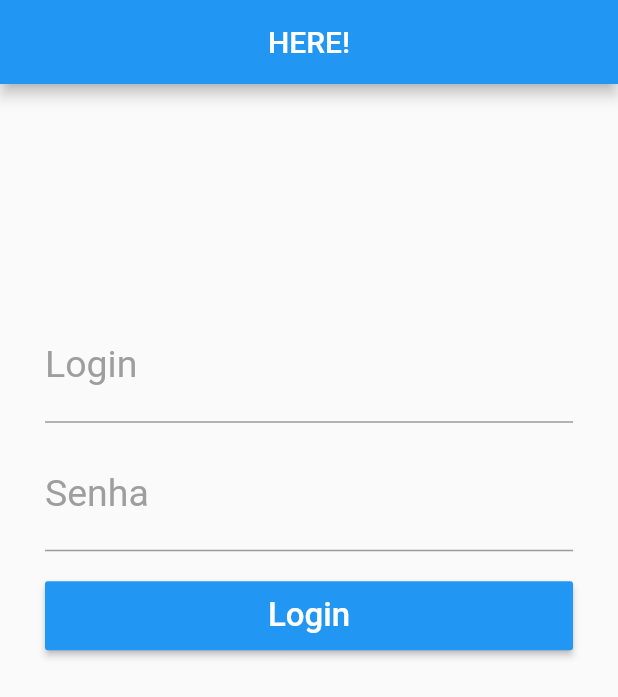
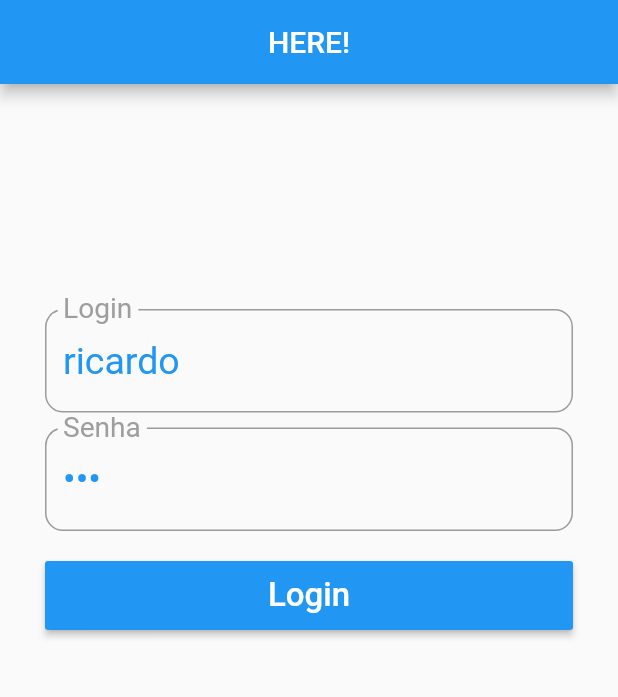
Before and after one commit to Carlos1515Santana/Here, a Flutter app: the screen it shows after launch, on a phone screen of 412 x 824 dp. Shown: the top 697 px of the screen. Run offline on Flutter 3.47's test engine with Material 2 defaults, Android fonts, the phone set to English and light mode, and no system bars.

Commit message:
Implementação das validações do Login;

```diff
--- /dev/null
+++ b/lib/pages/home_page.dart
@@ -0,0 +1,22 @@
+import 'package:flutter/material.dart';
+
+class HomePage extends StatelessWidget {
+  @override
+  Widget build(BuildContext context) {
+    return Scaffold(
+      appBar: AppBar(
+        title: Center(child: Text("Here!")),
+      ),
+      body: _body(),
+    );
+  }
+
+  _body() {
+    return Center(
+      child: Text(
+        "Carlinhos",
+        style: TextStyle(fontSize: 33),
+      ),
+    );
+  }
+}
--- a/lib/pages/login_page.dart
+++ b/lib/pages/login_page.dart
@@ -1,8 +1,28 @@
 import 'package:flutter/material.dart';
+import 'package:here/pages/home_page.dart';
+import 'package:here/utils/nav.dart';
+import 'package:here/widgets/AppButton.dart';
+import 'package:here/widgets/app_text.dart';
+import 'package:here/utils/nav.dart';
 
-class LoginPage extends StatelessWidget {
-  final _tLogin = TextEditingController();
-  final _tSenha = TextEditingController();
+class LoginPage extends StatefulWidget {
+  @override
+  _LoginPageState createState() => _LoginPageState();
+}
+
+class _LoginPageState extends State<LoginPage> {
+  final _formKey = GlobalKey<FormState>();
+
+  final _tLogin = TextEditingController(text: "ricardo");
+
+  final _tSenha = TextEditingController(text: "123");
+
+  final _focusSenha = FocusNode();
+
+  @override
+  void initState() {
+    super.initState();
+  }
 
   @override
   Widget build(BuildContext context) {
@@ -15,68 +35,67 @@ class LoginPage extends StatelessWidget {
   }
 
   _body() {
-    return Container(
+    return Form(
+      key: _formKey,
+      child: Container(
         padding: EdgeInsets.all(30),
         margin: EdgeInsets.only(top: 120),
         child: ListView(
           children: <Widget>[
-          _text("Login", "Digite o login", controller: _tLogin),
-          SizedBox(
-              height: 10
-          ),
-          _text("Senha", "Digite a senha", controller: _tSenha, password: true),
+            AppText("Login", "Digite o login",
+                controller: _tLogin,
+                validator: _validateLogin,
+                keyboardType: TextInputType.emailAddress,
+                textInputAction: TextInputAction.next,
+                nextFocus: _focusSenha),
+            SizedBox(height: 10),
+            AppText("Senha", "Digite a senha",
+                controller: _tSenha,
+                password: true,
+                validator: _validateSenha,
+                keyboardType: TextInputType.number,
+                focusNode: _focusSenha),
             SizedBox(
               height: 20,
             ),
-          _button("Login", _onClickLogin),
+            AppButton("Login", _onClickLogin),
           ],
-      ),
-    );
-  }
-
-  _text(String label, String hint, {bool password = false, TextEditingController controller}) {
-    return TextFormField(
-      controller: controller,
-      obscureText: password,
-      style: TextStyle(
-        fontSize: 25,
-        color: Colors.blue,
-      ),
-      decoration: InputDecoration(
-        labelText: label,
-        labelStyle: TextStyle(
-          fontSize: 25,
-          color: Colors.grey,
-        ),
-        hintText: hint,
-        hintStyle: TextStyle(
-          fontSize: 16,
         ),
       ),
     );
   }
 
-  _button(String text, Function onPressed) {
-    return Container(
-      height: 46,
-      child: RaisedButton(
-        color: Colors.blue,
-        child: Text(
-          text,
-          style: TextStyle(
-            color: Colors.white,
-            fontSize: 22,
-          ),
-        ),
-        onPressed: onPressed,
-      ),
-    );
+  void _onClickLogin() {
+    if (!_formKey.currentState.validate()) {
+      return;
     }
 
-  void _onClickLogin() {
     String login = _tLogin.text;
     String senha = _tSenha.text;
+    print("Login: $login, Senha: $senha");
+    push(context, HomePage());
 
-    print("Login: $login, Senha: $senha");
+  }
+
+  String _validateLogin(String text) {
+    if (text.isEmpty) {
+      return "Digite o login";
+    }
+    return null;
+  }
+
+  String _validateSenha(String text) {
+    if (text.isEmpty) {
+      return "Digite a senha";
+    }
+    if (text.length < 3) {
+      return "A senha precisa ter pelo menos 3 números";
+    }
+    return null;
+  }
+
+  @override
+  void dispose() {
+    super.dispose();
   }
 }
--- /dev/null
+++ b/lib/utils/nav.dart
@@ -0,0 +1,8 @@
+
+import 'package:flutter/material.dart';
+
+Future push(BuildContext context, Widget page) {
+  return Navigator.push(context, MaterialPageRoute(builder: (BuildContext context){
+    return page;
+  }));
+}
--- /dev/null
+++ b/lib/widgets/AppButton.dart
@@ -0,0 +1,27 @@
+import 'package:flutter/material.dart';
+
+class AppButton extends StatelessWidget{
+  String text;
+  Function onPressed;
+
+  AppButton(this.text, this.onPressed);
+
+  @override
+  Widget build(BuildContext context){
+    return Container(
+      height: 46,
+      child: RaisedButton(
+        color: Colors.blue,
+        child: Text(
+          text,
+          style: TextStyle(
+            color: Colors.white,
+            fontSize: 22,
+          ),
+        ),
+        onPressed: onPressed,
+      ),
+    );
+  }
+
+}
--- /dev/null
+++ b/lib/widgets/app_text.dart
@@ -0,0 +1,57 @@
+import 'package:flutter/material.dart';
+
+class AppText extends StatelessWidget {
+  String label;
+  String hint;
+  bool password;
+  TextEditingController controller;
+  FormFieldValidator<String> validator;
+  TextInputType keyboardType;
+  TextInputAction textInputAction;
+  FocusNode focusNode;
+  FocusNode nextFocus;
+
+  AppText(this.label, this.hint,
+      {this.password = false,
+      this.controller,
+      this.validator,
+      this.keyboardType,
+      this.textInputAction,
+      this.focusNode,
+      this.nextFocus});
+
+  @override
+  Widget build(BuildContext context) {
+    return TextFormField(
+      controller: controller,
+      obscureText: password,
+      validator: validator,
+      keyboardType: keyboardType,
+      textInputAction: textInputAction,
+      focusNode: focusNode,
+      onFieldSubmitted: (String text) {
+        if (nextFocus != null) {
+          FocusScope.of(context).requestFocus(nextFocus);
+        }
+      },
+      style: TextStyle(
+        fontSize: 25,
+        color: Colors.blue,
+      ),
+      decoration: InputDecoration(
+        border: OutlineInputBorder(
+          borderRadius: BorderRadius.circular(12)
+        ),
+        labelText: label,
+        labelStyle: TextStyle(
+          fontSize: 25,
+          color: Colors.grey,
+        ),
+        hintText: hint,
+        hintStyle: TextStyle(
+          fontSize: 16,
+        ),
+      ),
+    );
+  }
+}
```
Lines whose indentation alone changed are shown as unchanged.
